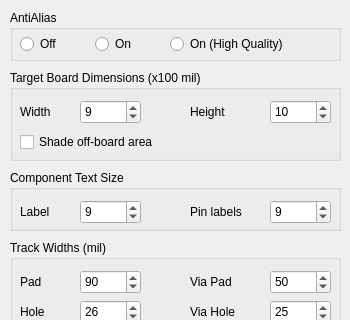
First picture: the form in src/renderingdialog.ui, repository melak/veroroute, before the edit; both pictures show x 0 to 350 and y 0 to 320 of the 350 by 590 pixel window.
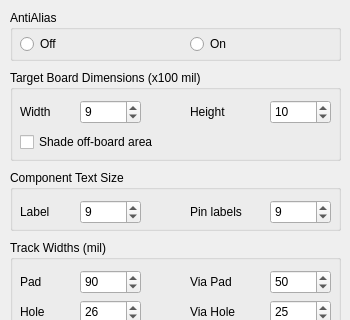
Second picture: the form after the edit.

Commit message: Fixed build errors from the mingw compiler.  Removed the high quality anti-alias rendering option as it has been deprecated by Qt.

The edit to the form file:
```diff
--- a/src/renderingdialog.ui
+++ b/src/renderingdialog.ui
@@ -59,7 +59,7 @@
    <widget class="QRadioButton" name="antiAliasOn">
     <property name="geometry">
      <rect>
-      <x>85</x>
+      <x>180</x>
       <y>22</y>
       <width>61</width>
       <height>24</height>
@@ -75,25 +75,6 @@
      <string>On</string>
     </property>
    </widget>
-   <widget class="QRadioButton" name="antiAliasHigh">
-    <property name="geometry">
-     <rect>
-      <x>160</x>
-      <y>22</y>
-      <width>161</width>
-      <height>24</height>
-     </rect>
-    </property>
-    <property name="mouseTracking">
-     <bool>false</bool>
-    </property>
-    <property name="focusPolicy">
-     <enum>Qt::TabFocus</enum>
-    </property>
-    <property name="text">
-     <string>On (High Quality)</string>
-    </property>
-   </widget>
   </widget>
   <widget class="QGroupBox" name="groupBox_2">
    <property name="geometry">
```
Left out of the diff: 1 changed line with no effect on the pictures. The commit also changes 12 other files.
